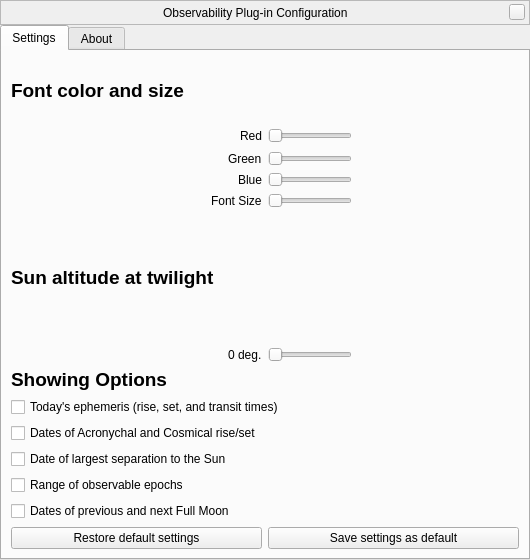
First picture: the form in plugins/Observability/src/gui/ObservabilityDialog.ui, repository EvilTosha/Stellarium-GSoC12, before the edit.
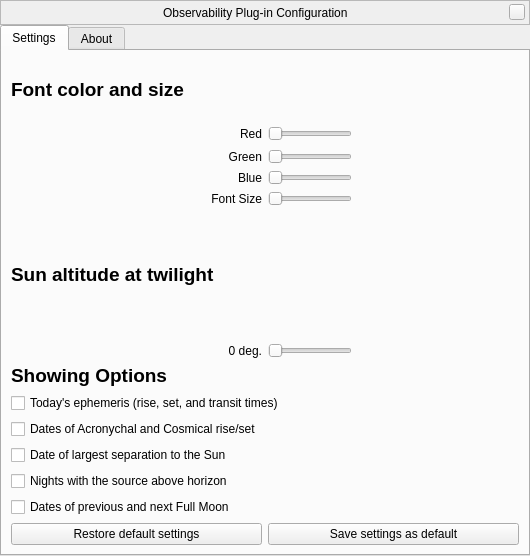
Second picture: the form after the edit. Custom widgets are drawn as their Qt base class.

```diff
--- a/plugins/Observability/src/gui/ObservabilityDialog.ui
+++ b/plugins/Observability/src/gui/ObservabilityDialog.ui
@@ -6,8 +6,8 @@
    <rect>
     <x>0</x>
     <y>0</y>
-    <width>530</width>
-    <height>560</height>
+    <width>528</width>
+    <height>556</height>
    </rect>
   </property>
   <property name="windowTitle">
@@ -177,7 +177,7 @@
          <item>
           <widget class="QCheckBox" name="Goods">
            <property name="text">
-            <string>Range of observable epochs</string>
+            <string>Nights with the source above horizon</string>
            </property>
           </widget>
          </item>
@@ -239,11 +239,14 @@
          </item>
          <item>
           <layout class="QHBoxLayout" name="horizontalLayout">
-           <item alignment="Qt::AlignRight">
+           <item>
             <widget class="QLabel" name="label">
              <property name="text">
               <string>Red</string>
              </property>
+             <property name="alignment">
+              <set>Qt::AlignRight|Qt::AlignTrailing|Qt::AlignVCenter</set>
+             </property>
             </widget>
            </item>
            <item alignment="Qt::AlignLeft">
@@ -263,11 +266,14 @@
          </item>
          <item>
           <layout class="QHBoxLayout" name="horizontalLayout_2">
-           <item alignment="Qt::AlignRight">
+           <item>
             <widget class="QLabel" name="label_2">
              <property name="text">
               <string>Green</string>
              </property>
+             <property name="alignment">
+              <set>Qt::AlignRight|Qt::AlignTrailing|Qt::AlignVCenter</set>
+             </property>
             </widget>
            </item>
            <item alignment="Qt::AlignLeft">
@@ -281,11 +287,14 @@
          </item>
          <item>
           <layout class="QHBoxLayout" name="horizontalLayout_3">
-           <item alignment="Qt::AlignRight">
+           <item>
             <widget class="QLabel" name="label_3">
              <property name="text">
               <string>Blue</string>
              </property>
+             <property name="alignment">
+              <set>Qt::AlignRight|Qt::AlignTrailing|Qt::AlignVCenter</set>
+             </property>
             </widget>
            </item>
            <item alignment="Qt::AlignLeft">
@@ -302,11 +311,14 @@
          </item>
          <item>
           <layout class="QHBoxLayout" name="horizontalLayout_4">
-           <item alignment="Qt::AlignRight">
+           <item>
             <widget class="QLabel" name="label_4">
              <property name="text">
               <string>Font Size</string>
              </property>
+             <property name="alignment">
+              <set>Qt::AlignRight|Qt::AlignTrailing|Qt::AlignVCenter</set>
+             </property>
             </widget>
            </item>
            <item alignment="Qt::AlignLeft">
@@ -345,11 +357,14 @@
          </item>
          <item>
           <layout class="QHBoxLayout" name="horizontalLayout_5">
-           <item alignment="Qt::AlignRight">
+           <item>
             <widget class="QLabel" name="AltiText">
              <property name="text">
               <string>0 deg.</string>
              </property>
+             <property name="alignment">
+              <set>Qt::AlignRight|Qt::AlignTrailing|Qt::AlignVCenter</set>
+             </property>
             </widget>
            </item>
            <item alignment="Qt::AlignLeft">
```
Left out of the diff: 2 changed lines with no effect on the pictures.
